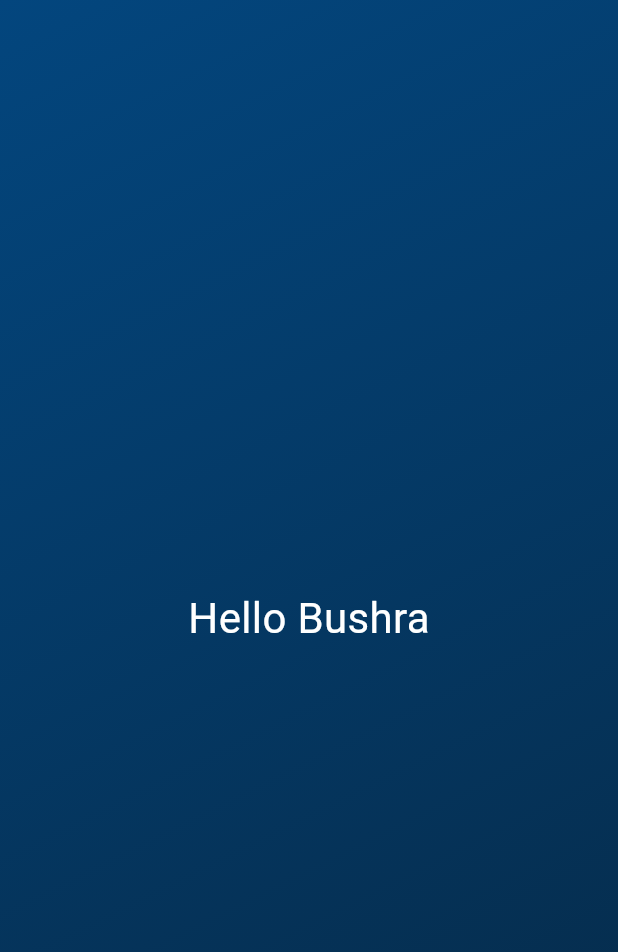
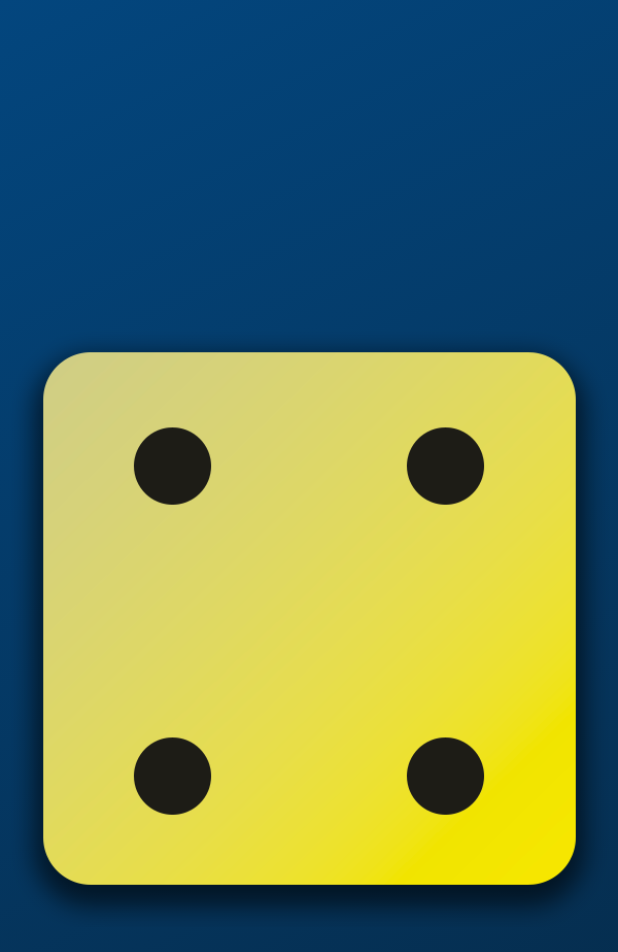
Before and after one commit to bnthurre/1-Roll-dice-flutter, a Flutter app: the screen it shows after launch, on a phone screen of 412 x 824 dp. Shown: the top 952 px of the screen. Run offline on Flutter 3.47's test engine with Material 3 defaults, Android fonts, the phone set to English and light mode, and no system bars.

Commit message:
making reusable widgets

```diff
--- a/lib/gradient_container.dart
+++ b/lib/gradient_container.dart
@@ -1,6 +1,6 @@
 import 'package:flutter/material.dart';
 import 'package:flutter/widgets.dart';
-import 'package:roll_dice/styled_text.dart';
+
 
 const startAlignment = Alignment.topLeft;
 const endAlignment = Alignment.bottomRight;
@@ -15,7 +15,7 @@ class GradientContainer extends StatelessWidget {
       decoration: BoxDecoration(
           gradient: LinearGradient(
               colors: [color1, color2], begin: startAlignment, end: endAlignment)),
-      child: const Center(child: StyledText("Hello Bushra")),
+      child:  Center(child:Image.asset('assets/images/dice-4.png')),
     );
   }
 }
```
Also changed, not shown: pubspec.yaml (+7 -3 lines), assets/images/dice-1.png (added), assets/images/dice-2.png (added), assets/images/dice-3.png (added), assets/images/dice-4.png (added), assets/images/dice-5.png (added), assets/images/dice-6.png (added).
